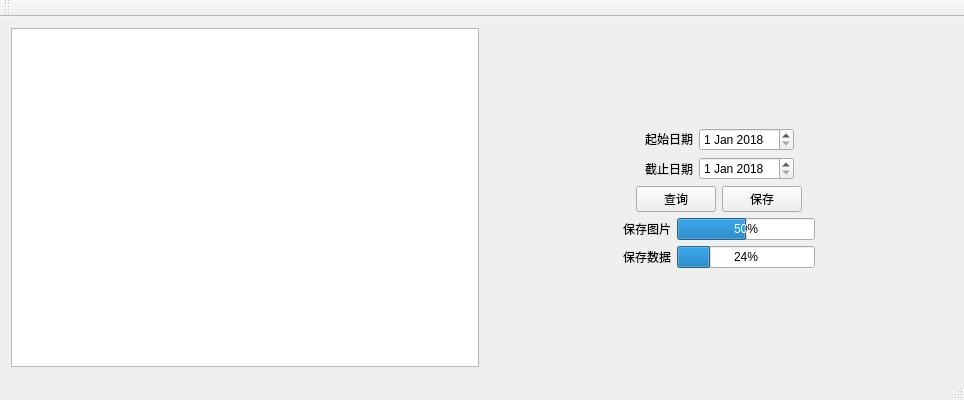
First picture: the form in MySqlQuery/MainWindow.ui, repository mingfx/LeuSqlQuery, before the edit.
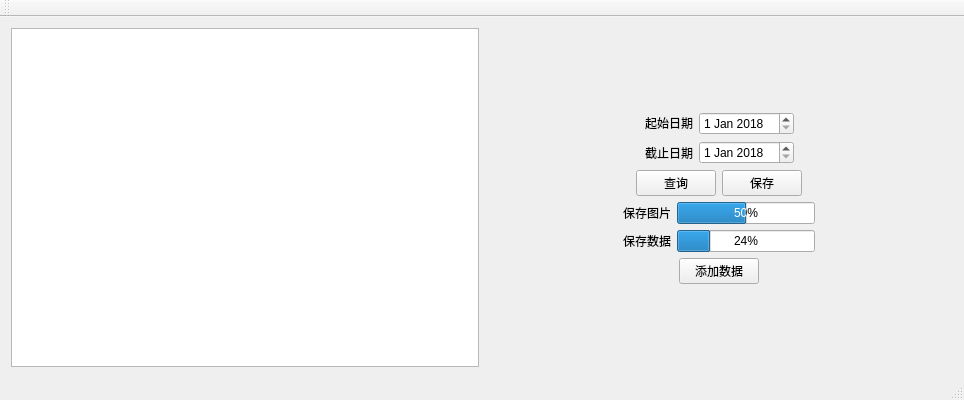
Second picture: the form after the edit.

Patch:
```diff
--- a/MySqlQuery/MainWindow.ui
+++ b/MySqlQuery/MainWindow.ui
@@ -270,6 +270,43 @@
         </item>
        </layout>
       </item>
+      <item>
+       <layout class="QHBoxLayout" name="horizontalLayout_6">
+        <item>
+         <spacer name="horizontalSpacer_11">
+          <property name="orientation">
+           <enum>Qt::Horizontal</enum>
+          </property>
+          <property name="sizeHint" stdset="0">
+           <size>
+            <width>40</width>
+            <height>20</height>
+           </size>
+          </property>
+         </spacer>
+        </item>
+        <item>
+         <widget class="QPushButton" name="pushButton_3">
+          <property name="text">
+           <string>添加数据</string>
+          </property>
+         </widget>
+        </item>
+        <item>
+         <spacer name="horizontalSpacer_12">
+          <property name="orientation">
+           <enum>Qt::Horizontal</enum>
+          </property>
+          <property name="sizeHint" stdset="0">
+           <size>
+            <width>40</width>
+            <height>20</height>
+           </size>
+          </property>
+         </spacer>
+        </item>
+       </layout>
+      </item>
       <item>
        <spacer name="verticalSpacer_2">
         <property name="orientation">
```
Left out of the diff: 23 changed lines with no effect on the pictures.
